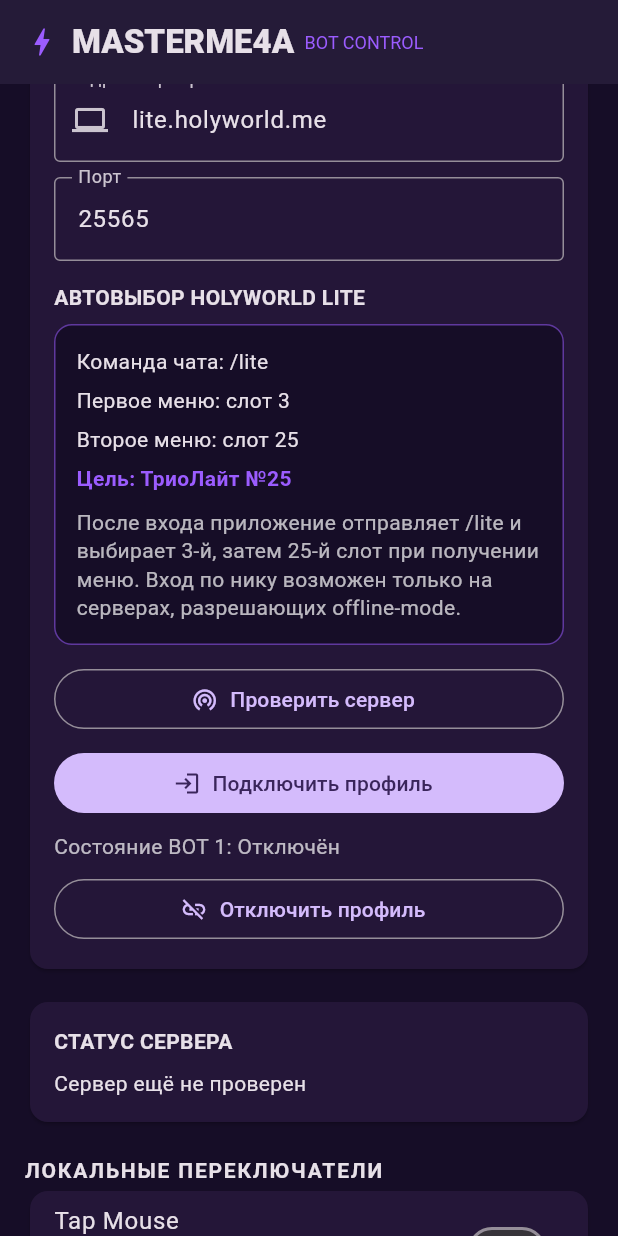
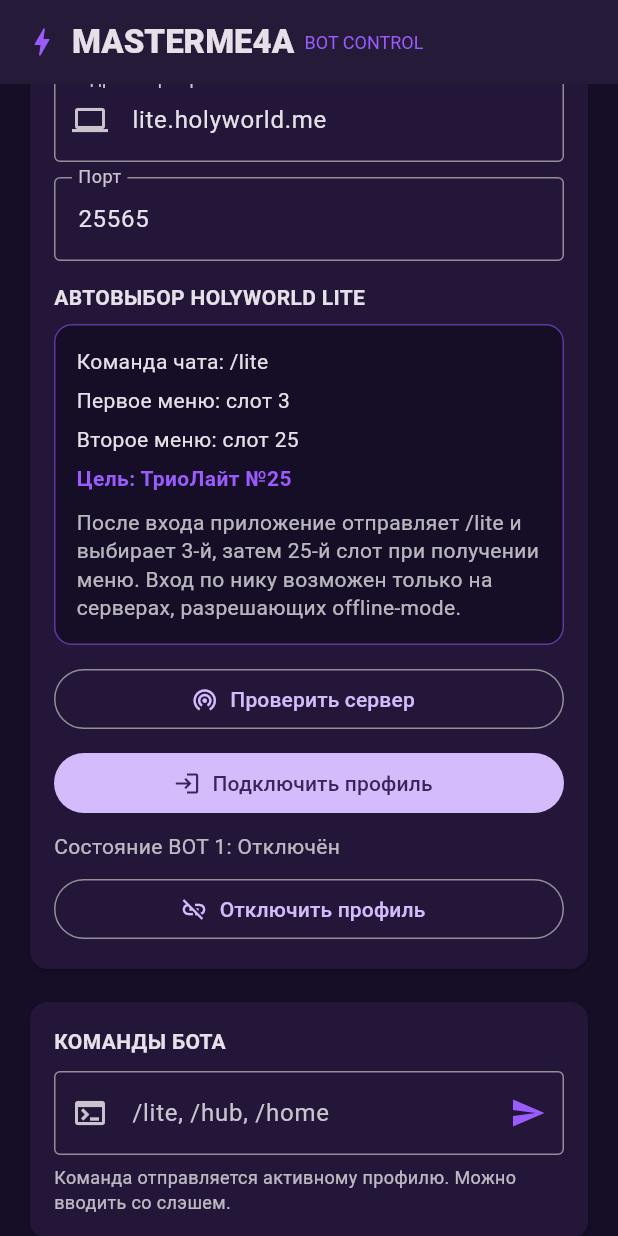
Before and after one commit to cheburk199-web/Masterme4a-bots, a Flutter app: the screen it shows after launch, scrolled down 576 dp, on a phone screen of 412 x 824 dp. Run offline on Flutter 3.47's test engine with Material 3 defaults, Android fonts, the phone set to English and light mode, and no system bars.

Commit message:
Add bot command input and live activity log

```diff
--- a/lib/main.dart
+++ b/lib/main.dart
@@ -148,6 +148,8 @@ class _DashboardState extends State<Dashboard> {
   static const MethodChannel _botChannel = MethodChannel('masterme4a/bot_control');
   final bots = List.generate(5, (i) => BotProfile(i + 1));
   final botMessages = List<String>.filled(5, 'Отключён');
+  final botActivity = List.generate(5, (_) => <String>[]);
+  final commandController = TextEditingController();
   final host = TextEditingController(text: 'lite.holyworld.me');
   final port = TextEditingController(text: '25565');
   int active = 0;
@@ -163,7 +165,19 @@ class _DashboardState extends State<Dashboard> {
   void initState() {
     super.initState();
     _botChannel.setMethodCallHandler((call) async {
-      if (call.method == 'botStatus' && mounted) {
+      if (call.method == 'botEvent' && mounted) {
+        final data = Map<String, dynamic>.from(call.arguments as Map);
+        final id = data['botId'] as int?;
+        final message = data['message']?.toString() ?? 'Событие';
+        if (id != null && id >= 0 && id < botActivity.length) {
+          final now = DateTime.now();
+          final time = '${now.hour.toString().padLeft(2, '0')}:${now.minute.toString().padLeft(2, '0')}:${now.second.toString().padLeft(2, '0')}';
+          setState(() {
+            botActivity[id].add('$time • $message');
+            if (botActivity[id].length > 80) botActivity[id].removeRange(0, botActivity[id].length - 80);
+          });
+        }
+      } else if (call.method == 'botStatus' && mounted) {
         final data = Map<String, dynamic>.from(call.arguments as Map);
         final id = data['botId'] as int?;
         final message = data['message']?.toString() ?? 'Нет данных';
@@ -179,6 +193,7 @@ class _DashboardState extends State<Dashboard> {
     for (final bot in bots) { bot.nickname.dispose(); }
     host.dispose();
     port.dispose();
+    commandController.dispose();
     super.dispose();
   }
 
@@ -253,6 +268,17 @@ class _DashboardState extends State<Dashboard> {
     } catch (error) {
       setState(() => botMessages[active] = 'Ошибка: $error');
       notice('Ошибка запуска: $error');
+    }
+  }
+
+  Future<void> sendBotCommand() async {
+    final command = commandController.text.trim();
+    if (command.isEmpty) return;
+    try {
+      await _botChannel.invokeMethod<bool>('sendCommand', {'botId': active, 'command': command});
+      commandController.clear();
+    } on PlatformException catch (error) {
+      notice(error.message ?? 'Не удалось отправить команду');
     }
   }
 
@@ -369,6 +395,49 @@ class _DashboardState extends State<Dashboard> {
         Card(color: panel, child: Padding(
           padding: const EdgeInsets.all(16),
           child: Column(crossAxisAlignment: CrossAxisAlignment.start, children: [
+            const Text('КОМАНДЫ БОТА', style: TextStyle(fontWeight: FontWeight.bold)),
+            const SizedBox(height: 10),
+            TextField(
+              controller: commandController,
+              textInputAction: TextInputAction.send,
+              onSubmitted: (_) => sendBotCommand(),
+              decoration: InputDecoration(
+                hintText: '/lite, /hub, /home',
+                prefixIcon: const Icon(Icons.terminal),
+                suffixIcon: IconButton(icon: const Icon(Icons.send, color: purple), onPressed: sendBotCommand),
+                border: const OutlineInputBorder(),
+              ),
+            ),
+            const SizedBox(height: 6),
+            const Text('Команда отправляется активному профилю. Можно вводить со слэшем.',
+              style: TextStyle(color: Colors.white70, fontSize: 12)),
+          ]),
+        )),
+        const SizedBox(height: 14),
+        Card(color: panel, child: Padding(
+          padding: const EdgeInsets.all(16),
+          child: Column(crossAxisAlignment: CrossAxisAlignment.start, children: [
+            const Text('СОБЫТИЯ БОТА', style: TextStyle(fontWeight: FontWeight.bold)),
+            const SizedBox(height: 8),
+            Container(
+              height: 180, width: double.infinity, padding: const EdgeInsets.all(10),
+              decoration: BoxDecoration(color: deepPurple, borderRadius: BorderRadius.circular(10)),
+              child: botActivity[active].isEmpty
+                ? const Text('Здесь появятся сообщения сервера и действия бота.', style: TextStyle(color: Colors.white60))
+                : ListView.builder(
+                    itemCount: botActivity[active].length,
+                    itemBuilder: (context, index) => Padding(
+                      padding: const EdgeInsets.only(bottom: 5),
+                      child: Text(botActivity[active][index], style: const TextStyle(fontSize: 12)),
+                    ),
+                  ),
+            ),
+          ]),
+        )),
+        const SizedBox(height: 14),
+        Card(color: panel, child: Padding(
+          padding: const EdgeInsets.all(16),
+          child: Column(crossAxisAlignment: CrossAxisAlignment.start, children: [
             const Text('СТАТУС СЕРВЕРА', style: TextStyle(fontWeight: FontWeight.bold)),
             const SizedBox(height: 8),
             Text(serverStatus),
```
